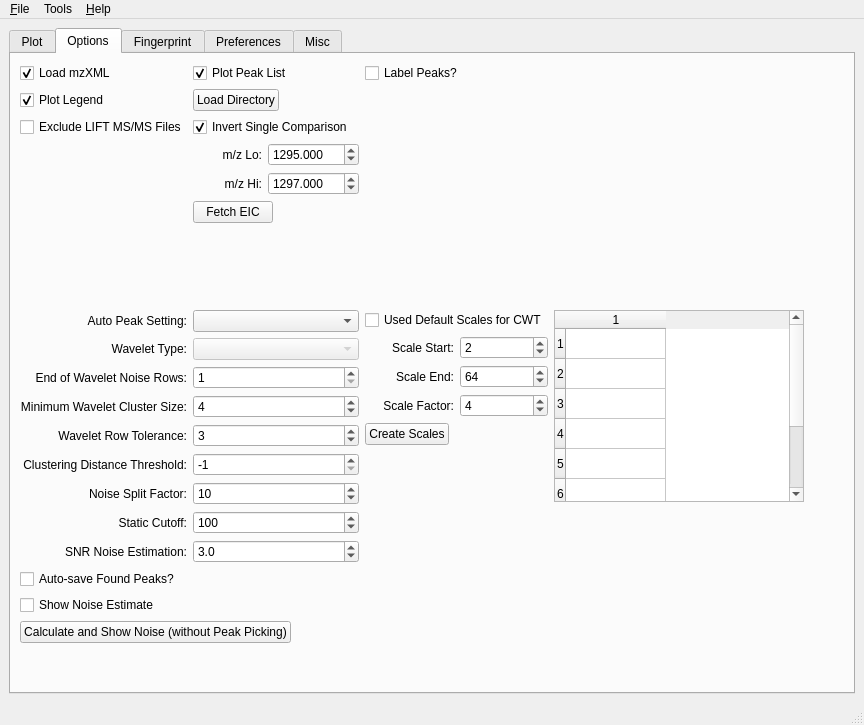
First picture: the form in SimpleView/main.ui, repository mfitzp/toolz, before the edit.
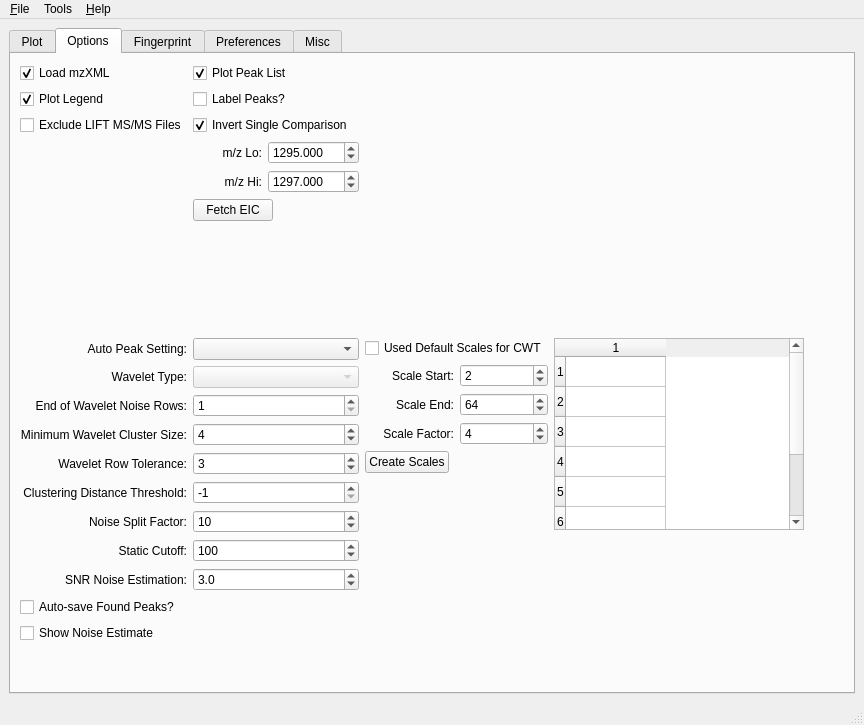
Second picture: the form after the edit. The open tabs and pages were chosen to show the change. Icons and pictures are not drawn. Custom widgets are drawn as their Qt base class.

```diff
--- a/SimpleView/main.ui
+++ b/SimpleView/main.ui
@@ -527,16 +527,6 @@
           </property>
          </widget>
         </item>
-        <item row="0" column="2" >
-         <widget class="QCheckBox" name="labelPeak_CB" >
-          <property name="text" >
-           <string>Label Peaks?</string>
-          </property>
-          <property name="checked" >
-           <bool>false</bool>
-          </property>
-         </widget>
-        </item>
         <item row="1" column="0" >
          <widget class="QCheckBox" name="plotLegendCB" >
           <property name="text" >
@@ -548,28 +538,20 @@
          </widget>
         </item>
         <item row="1" column="1" >
-         <layout class="QHBoxLayout" >
-          <item>
-           <widget class="QPushButton" name="loadDirBtn" >
-            <property name="text" >
-             <string>Load Directory</string>
-            </property>
-           </widget>
-          </item>
-          <item>
-           <spacer>
-            <property name="orientation" >
-             <enum>Qt::Horizontal</enum>
-            </property>
-            <property name="sizeHint" >
-             <size>
-              <width>40</width>
-              <height>20</height>
-             </size>
-            </property>
-           </spacer>
-          </item>
-         </layout>
+         <widget class="QCheckBox" name="labelPeak_CB" >
+          <property name="toolTip" >
+           <string>&lt;html>&lt;head>&lt;meta name="qrichtext" content="1" />&lt;style type="text/css">
+p, li { white-space: pre-wrap; }
+&lt;/style>&lt;/head>&lt;body style=" font-family:'MS Shell Dlg 2'; font-size:8.25pt; font-weight:400; font-style:normal;">
+&lt;p style=" margin-top:0px; margin-bottom:0px; margin-left:0px; margin-right:0px; -qt-block-indent:0; text-indent:0px;">Label picked peaks when plotting?&lt;/p>&lt;/body>&lt;/html></string>
+          </property>
+          <property name="text" >
+           <string>Label Peaks?</string>
+          </property>
+          <property name="checked" >
+           <bool>false</bool>
+          </property>
+         </widget>
         </item>
         <item row="2" column="0" >
          <widget class="QCheckBox" name="excludeLIFTCB" >
@@ -716,7 +698,14 @@
              </widget>
             </item>
             <item>
-             <widget class="QComboBox" name="peakSetting_CB" />
+             <widget class="QComboBox" name="peakSetting_CB" >
+              <property name="toolTip" >
+               <string>&lt;html>&lt;head>&lt;meta name="qrichtext" content="1" />&lt;style type="text/css">
+p, li { white-space: pre-wrap; }
+&lt;/style>&lt;/head>&lt;body style=" font-family:'MS Shell Dlg 2'; font-size:8.25pt; font-weight:400; font-style:normal;">
+&lt;p style=" margin-top:0px; margin-bottom:0px; margin-left:0px; margin-right:0px; -qt-block-indent:0; text-indent:0px;">Peak Picking Presets&lt;/p>&lt;/body>&lt;/html></string>
+              </property>
+             </widget>
             </item>
            </layout>
           </item>
@@ -1015,30 +1004,6 @@
             </property>
            </widget>
           </item>
-          <item>
-           <layout class="QHBoxLayout" >
-            <item>
-             <widget class="QPushButton" name="showNoise_Btn" >
-              <property name="text" >
-               <string>Calculate and Show Noise (without Peak Picking)</string>
-              </property>
-             </widget>
-            </item>
-            <item>
-             <spacer>
-              <property name="orientation" >
-               <enum>Qt::Horizontal</enum>
-              </property>
-              <property name="sizeHint" >
-               <size>
-                <width>40</width>
-                <height>20</height>
-               </size>
-              </property>
-             </spacer>
-            </item>
-           </layout>
-          </item>
           <item>
            <spacer>
             <property name="orientation" >
```
Left out of the diff: 87 changed lines with no effect on the pictures.
